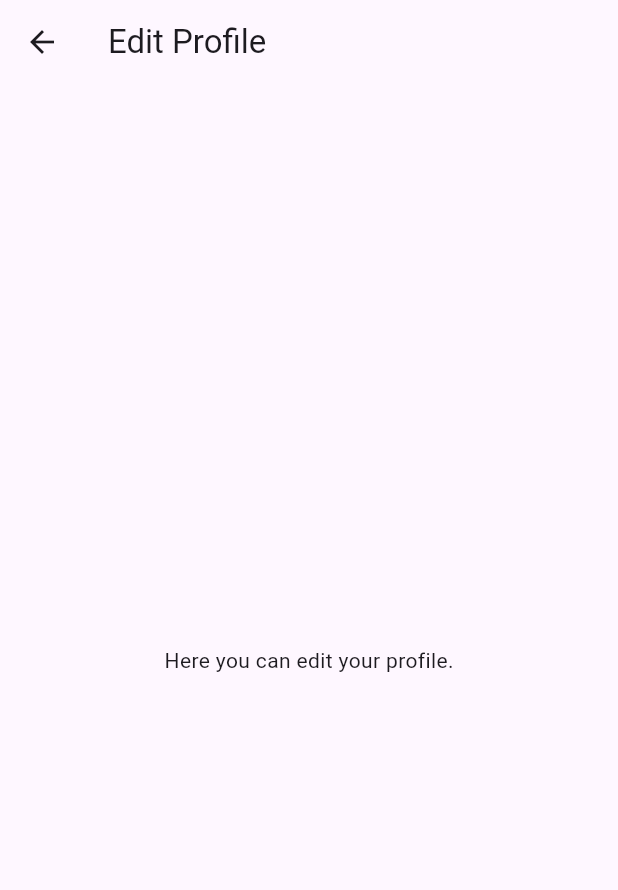
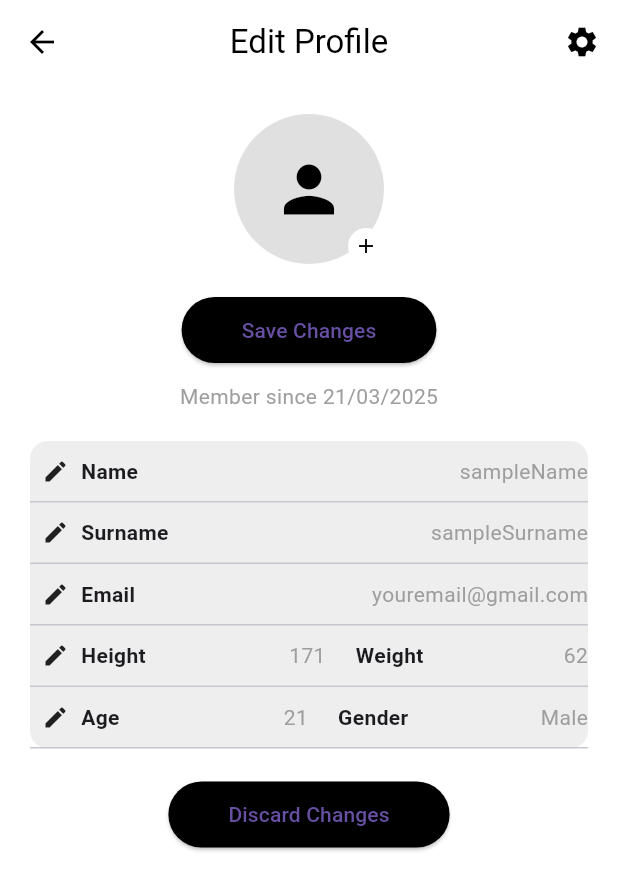
Before and after one commit to abbaskizil/CS310-Project, a Flutter app: the EditProfilePage screen opened directly, on a phone screen of 412 x 824 dp. Shown: the top 890 px of the screen. Run offline on Flutter 3.47's test engine with Material 3 defaults, Android fonts, the phone set to English and light mode, and no system bars; our stand-ins replace table_calendar.

```diff
--- a/lib/screens/profile_page.dart
+++ b/lib/screens/profile_page.dart
@@ -133,16 +133,156 @@ class _ProfilePageState extends State<ProfilePage> {
 
 // TODO:: BURAYA EDIT PROFILE PAGESINI YAPISTIR ISMI AYNI KALSIN  <------------------------ AYDIN
 // YA DA YENI DOSYA ACACAKSAN BURAYI SIL.
+
 class EditProfilePage extends StatelessWidget {
   const EditProfilePage({super.key});
 
   @override
   Widget build(BuildContext context) {
-    // Example minimal page
     return Scaffold(
-      appBar: AppBar(title: const Text('Edit Profile')),
-      body: const Center(child: Text('Here you can edit your profile.')),
+      backgroundColor: Colors.white,
+      appBar: AppBar(
+        backgroundColor: Colors.white,
+        elevation: 0,
+        foregroundColor: Colors.black,
+        centerTitle: true,
+        title: const Text('Edit Profile'),
+        leading: IconButton(
+          icon: const Icon(Icons.arrow_back),
+          onPressed: () {
+            Navigator.pop(context);
+          },
+        ),
+        actions: const [
+          Padding(
+            padding: EdgeInsets.only(right: 12.0),
+            child: Icon(Icons.settings),
+          )
+        ],
+      ),
+      body: SingleChildScrollView(
+        padding: const EdgeInsets.symmetric(horizontal: 20),
+        child: Column(
+          children: [
+            const SizedBox(height: 20),
+            Stack(
+              alignment: Alignment.bottomRight,
+              children: const [
+                CircleAvatar(
+                  radius: 50,
+                  backgroundColor: Colors.black12,
+                  child: Icon(Icons.person, size: 50, color: Colors.black),
+                ),
+                CircleAvatar(
+                  radius: 12,
+                  backgroundColor: Colors.white,
+                  child: Icon(Icons.add, size: 16, color: Colors.black),
+                ),
+              ],
+            ),
+            const SizedBox(height: 20),
+            ElevatedButton(
+              onPressed: () {},
+              style: ElevatedButton.styleFrom(
+                backgroundColor: Colors.black,
+                padding: const EdgeInsets.symmetric(horizontal: 40, vertical: 12),
+              ),
+              child: const Text('Save Changes'),
+            ),
+            const SizedBox(height: 10),
+            const Text(
+              'Member since 21/03/2025',
+              style: TextStyle(color: Colors.grey),
+            ),
+            const SizedBox(height: 20),
+            Container(
+              decoration: BoxDecoration(
+                color: Colors.grey[200],
+                borderRadius: BorderRadius.circular(12),
+              ),
+              child: Column(
+                children: const [
+                  ProfileItem(label: 'Name', value: 'sampleName'),
+                  ProfileItem(label: 'Surname', value: 'sampleSurname'),
+                  ProfileItem(label: 'Email', value: 'youremail@gmail.com'),
+                  ProfileItem(label: 'Height', value: '171', trailing: 'Weight', trailingValue: '62'),
+                  ProfileItem(label: 'Age', value: '21', trailing: 'Gender', trailingValue: 'Male'),
+                ],
+              ),
+            ),
+            const SizedBox(height: 20),
+            ElevatedButton(
+              onPressed: () {},
+              style: ElevatedButton.styleFrom(
+                backgroundColor: Colors.black,
+                padding: const EdgeInsets.symmetric(horizontal: 40, vertical: 12),
+              ),
+              child: const Text('Discard Changes'),
+            ),
+            const SizedBox(height: 30),
+          ],
+        ),
+      ),
     );
   }
 }
+
+class ProfileItem extends StatelessWidget {
+  final String label;
+  final String value;
+  final String? trailing;
+  final String? trailingValue;
+
+  const ProfileItem({
+    super.key,
+    required this.label,
+    required this.value,
+    this.trailing,
+    this.trailingValue,
+  });
+
+  @override
+  Widget build(BuildContext context) {
+    return Column(
+      children: [
+        Row(
+          children: [
+            const Padding(
+              padding: EdgeInsets.symmetric(horizontal: 8.0),
+              child: Icon(Icons.edit, size: 18),
+            ),
+            Expanded(
+              child: Padding(
+                padding: const EdgeInsets.symmetric(vertical: 10.0),
+                child: Row(
+                  children: [
+                    Expanded(
+                      child: Text(
+                        label,
+                        style: const TextStyle(fontWeight: FontWeight.bold),
+                      ),
+                    ),
+                    Text(value, style: const TextStyle(color: Colors.grey)),
+                    if (trailing != null) ...[
+                      const SizedBox(width: 20),
+                      Expanded(
+                        child: Text(
+                          trailing!,
+                          style: const TextStyle(fontWeight: FontWeight.bold),
+                        ),
+                      ),
+                      Text(trailingValue ?? '', style: const TextStyle(color: Colors.grey)),
+                    ]
+                  ],
+                ),
+              ),
+            ),
+          ],
+        ),
+        const Divider(height: 1),
+      ],
+    );
+  }
+}
+
 ///////////////////////////////////////////////////////////////////////
```
